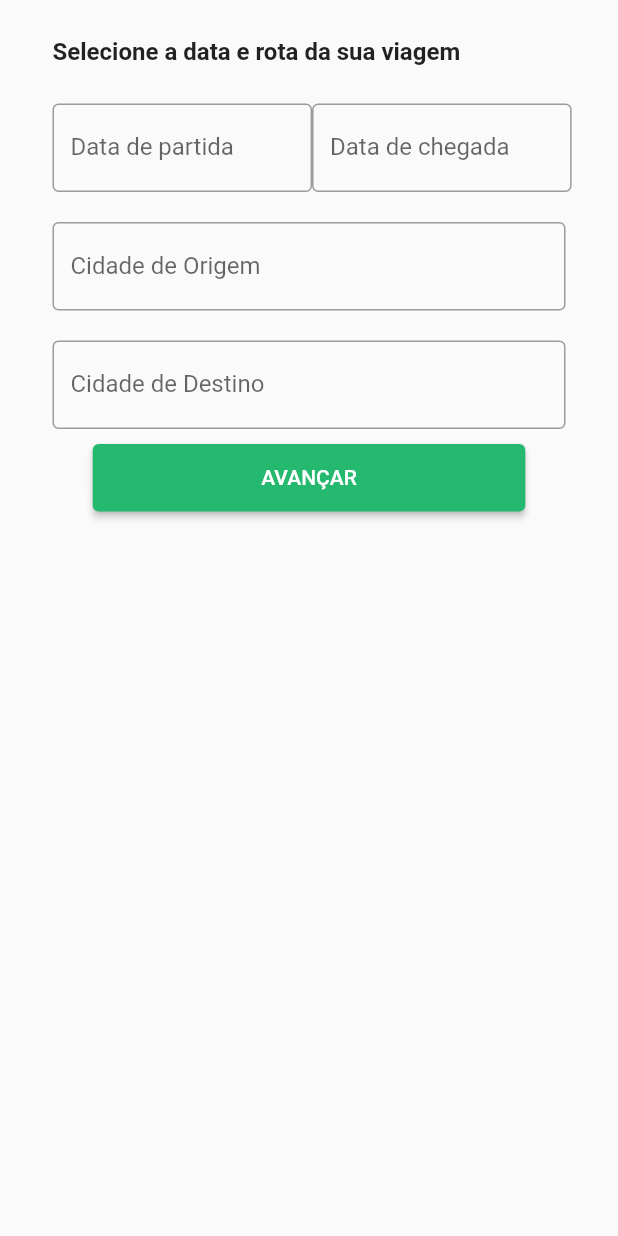
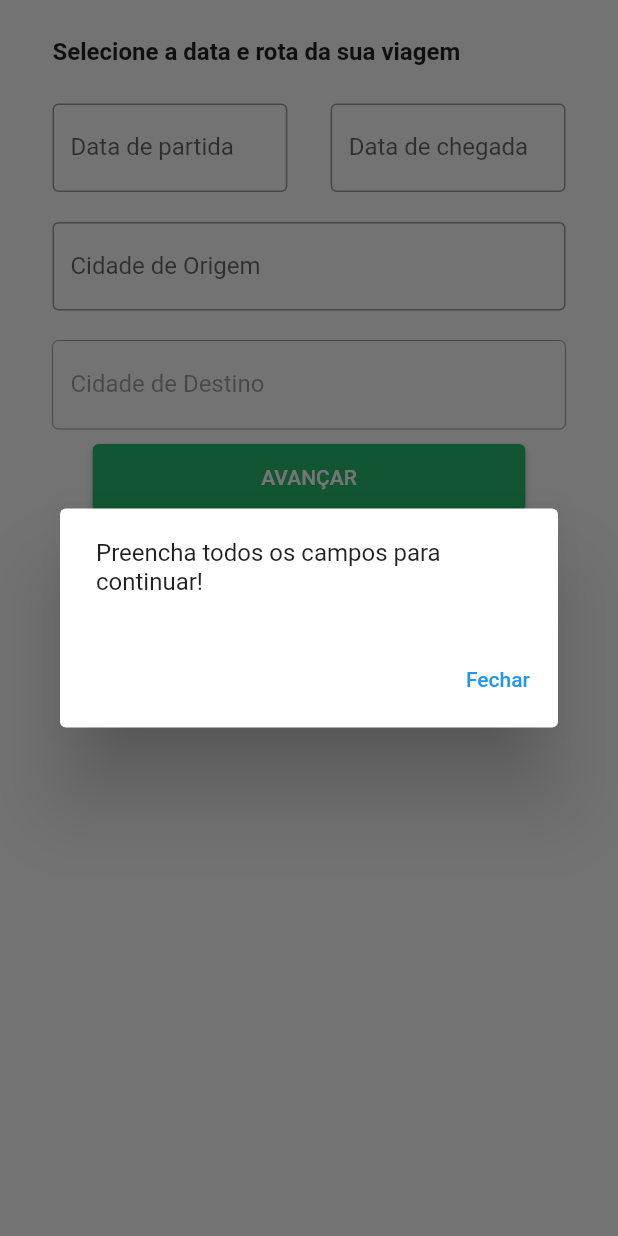
Before and after one commit to pf-haidar/muvver, a Flutter app: the RoutePage screen opened directly, after a tap on "AVANÇAR", on a phone screen of 412 x 824 dp. Run offline on Flutter 3.47's test engine with Material 2 defaults, Android fonts, the phone set to English and light mode, and no system bars; our stand-ins replace flutter_svg, google_maps_flutter; missing offline and left inert: flutter_polyline_points, google_place.

Commit message:
Maps Working

```diff
--- a/lib/views/destiny_selection/destiny_selection.dart
+++ b/lib/views/destiny_selection/destiny_selection.dart
@@ -14,6 +14,8 @@ class DestinySelection extends StatefulWidget {
 }
 
 class _DestinySelectionState extends State<DestinySelection> {
+  Map<String, dynamic> tripInfo = {};
+
   @override
   Widget build(BuildContext context) {
     return DefaultTabController(
--- a/lib/views/destiny_selection/page/map_page.dart
+++ b/lib/views/destiny_selection/page/map_page.dart
@@ -1,6 +1,7 @@
 import 'package:flutter/material.dart';
 import 'package:flutter/src/foundation/key.dart';
 import 'package:flutter/src/widgets/framework.dart';
+import 'package:google_maps_flutter/google_maps_flutter.dart';
 
 class MapPage extends StatelessWidget {
   const MapPage({Key? key}) : super(key: key);
@@ -8,7 +9,8 @@ class MapPage extends StatelessWidget {
   @override
   Widget build(BuildContext context) {
     return Scaffold(
-      body: Container(width: MediaQuery.of(context).size.width),
-    );
+        body: Center(
+      child: Text('Infelizmente, o mapa não está aqui'),
+    ));
   }
 }
--- a/lib/views/destiny_selection/page/route_page.dart
+++ b/lib/views/destiny_selection/page/route_page.dart
@@ -7,9 +7,11 @@ import 'package:google_place/google_place.dart';
 import 'package:intl/intl.dart';
 import 'package:flutter_localizations/flutter_localizations.dart';
 import 'package:muvver/controllers/page_route_controller.dart';
+import 'package:muvver/views/destiny_selection/page/map_page.dart';
+import 'package:muvver/views/map_screen/map_screen.dart';
 
 class RoutePage extends StatefulWidget {
-  RoutePage({Key? key}) : super(key: key);
+  RoutePage({Key? key, }) : super(key: key);
 
   @override
   State<RoutePage> createState() => _RoutePageState();
@@ -85,7 +87,7 @@ class _RoutePageState extends State<RoutePage> {
                     mainAxisAlignment: MainAxisAlignment.spaceBetween,
                     children: [
                       Container(
-                        width: MediaQuery.of(context).size.width * 0.42,
+                        width: MediaQuery.of(context).size.width * 0.38,
                         child: TextField(
                           controller: controllerArrival,
                           onTap: () async {
@@ -110,7 +112,7 @@ class _RoutePageState extends State<RoutePage> {
                         ),
                       ),
                       Container(
-                        width: MediaQuery.of(context).size.width * 0.42,
+                        width: MediaQuery.of(context).size.width * 0.38,
                         child: TextField(
                           controller: controllerDeparture,
                           onTap: () async {
@@ -126,6 +128,7 @@ class _RoutePageState extends State<RoutePage> {
                               controllerDeparture.text =
                                   DateFormat("dd/MM/yyyy").format(newDate);
                             });
+                            print(controllerDeparture.text);
                           },
                           readOnly: true,
                           decoration: InputDecoration(
@@ -142,19 +145,33 @@ class _RoutePageState extends State<RoutePage> {
                   child: TextField(
                     controller: controllerOriginCity,
                     focusNode: startFocusNode,
-                    decoration: const InputDecoration(
-                      labelText: "Cidade de Origem",
-                      border: OutlineInputBorder(),
-                    ),
+                    decoration: InputDecoration(
+                        labelText: "Cidade de Origem",
+                        border: const OutlineInputBorder(),
+                        suffixIcon: controllerOriginCity.text.isNotEmpty
+                            ? IconButton(
+                                onPressed: () {
+                                  setState(() {
+                                    predictions = [];
+                                    controllerOriginCity.clear();
+                                  });
+                                },
+                                icon: Icon(Icons.clear_outlined),
+                              )
+                            : null),
                     onChanged: (value) {
                       if (_debounce?.isActive ?? false) _debounce!.cancel();
                       _debounce = Timer(const Duration(seconds: 1), () {
                         if (value.isNotEmpty) {
                           autoCompleteSearch(value);
-                        } else {}
+                        } else {
+                          setState(() {
+                            predictions = [];
+                            startPosition = null;
+                          });
+                        }
                       });
                     },
-
                   ),
                 ),
                 Container(
@@ -162,19 +179,35 @@ class _RoutePageState extends State<RoutePage> {
                   child: TextField(
                     controller: controllerTargetCity,
                     focusNode: endFocusNode,
-                    decoration: const InputDecoration(
-                      labelText: "Cidade de Destino",
-                      border: OutlineInputBorder(),
-                    ),
+                    enabled: controllerOriginCity.text.isNotEmpty &&
+                        startPosition != null,
+                    decoration: InputDecoration(
+                        labelText: "Cidade de Destino",
+                        border: const OutlineInputBorder(),
+                        suffixIcon: controllerTargetCity.text.isNotEmpty
+                            ? IconButton(
+                                onPressed: () {
+                                  setState(() {
+                                    predictions = [];
+                                    controllerTargetCity.clear();
+                                  });
+                                },
+                                icon: Icon(Icons.clear_outlined),
+                              )
+                            : null),
                     onChanged: (value) {
                       if (_debounce?.isActive ?? false) _debounce!.cancel();
                       _debounce = Timer(const Duration(seconds: 1), () {
                         if (value.isNotEmpty) {
                           autoCompleteSearch(value);
-                        } else {}
+                        } else {
+                          setState(() {
+                            predictions = [];
+                            endPosition = null;
+                          });
+                        }
                       });
                     },
-
                   ),
                 ),
                 ListView.builder(
@@ -225,7 +258,20 @@ class _RoutePageState extends State<RoutePage> {
                       'AVANÇAR',
                       style: TextStyle(color: Colors.white),
                     ),
-                    onPressed: () {},
+                    onPressed: () {
+                      if (startPosition != null &&
+                          endPosition != null &&
+                          controllerArrival.text.isNotEmpty &&
+                          controllerDeparture.text.isNotEmpty) {
+                        Navigator.of(context).push(
+                          MaterialPageRoute(
+                            builder: ((context) => MapScreen(startPosition: startPosition, endPosition: endPosition)),
+                          ),
+                        );
+                      } else {
+                        showModal();
+                      }
+                    },
                   ),
                 )
               ],
@@ -235,4 +281,21 @@ class _RoutePageState extends State<RoutePage> {
       ),
     );
   }
+
+  showModal() {
+    showDialog(
+      context: context,
+      builder: (BuildContext context) => AlertDialog(
+        content: const Text('Preencha todos os campos para continuar!'),
+        actions: <TextButton>[
+          TextButton(
+            onPressed: () {
+              Navigator.pop(context);
+            },
+            child: const Text('Fechar'),
+          )
+        ],
+      ),
+    );
+  }
 }
--- a/pubspec.yaml
+++ b/pubspec.yaml
@@ -39,6 +39,8 @@ dependencies:
   flutter_svg: ^1.1.4
   intl: ^0.17.0
   google_place: ^0.4.7
+  google_maps_flutter: ^2.2.0
+  flutter_polyline_points: ^1.0.0
 
 
 dev_dependencies:
```
Also changed, not shown: lib/utils/map_utils.dart (added, +22 -0 lines), lib/views/map_screen/map_screen.dart (added, +100 -0 lines), lib/views/home/components/ink_button_sender.dart (indentation only), pubspec.lock, 2 other files.
